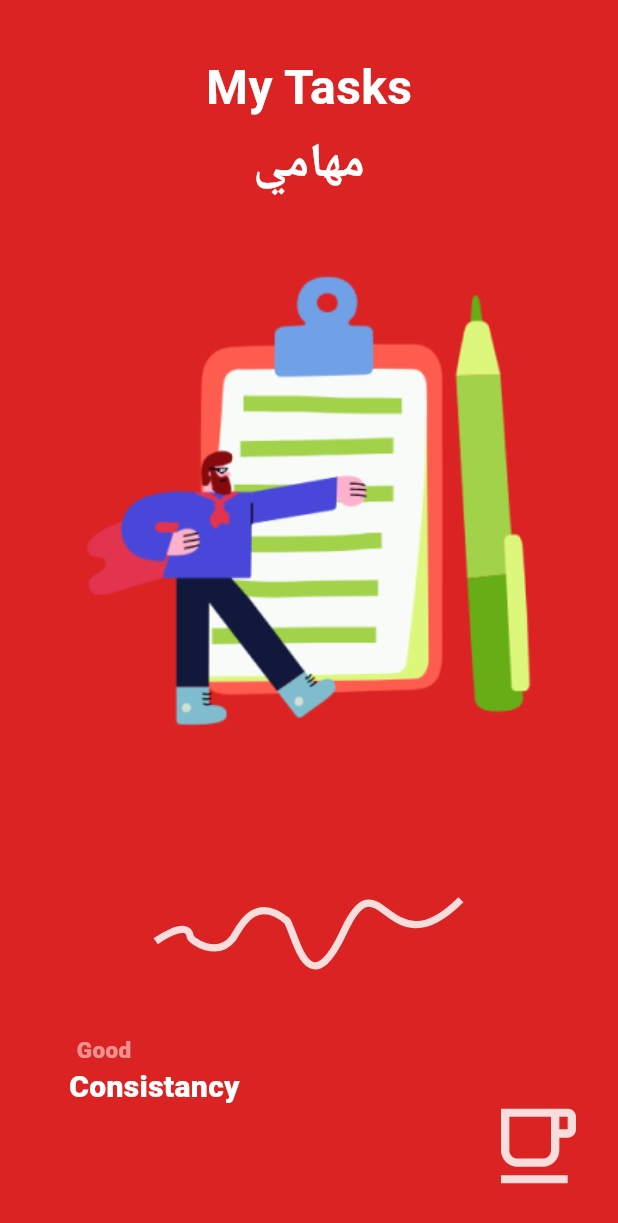
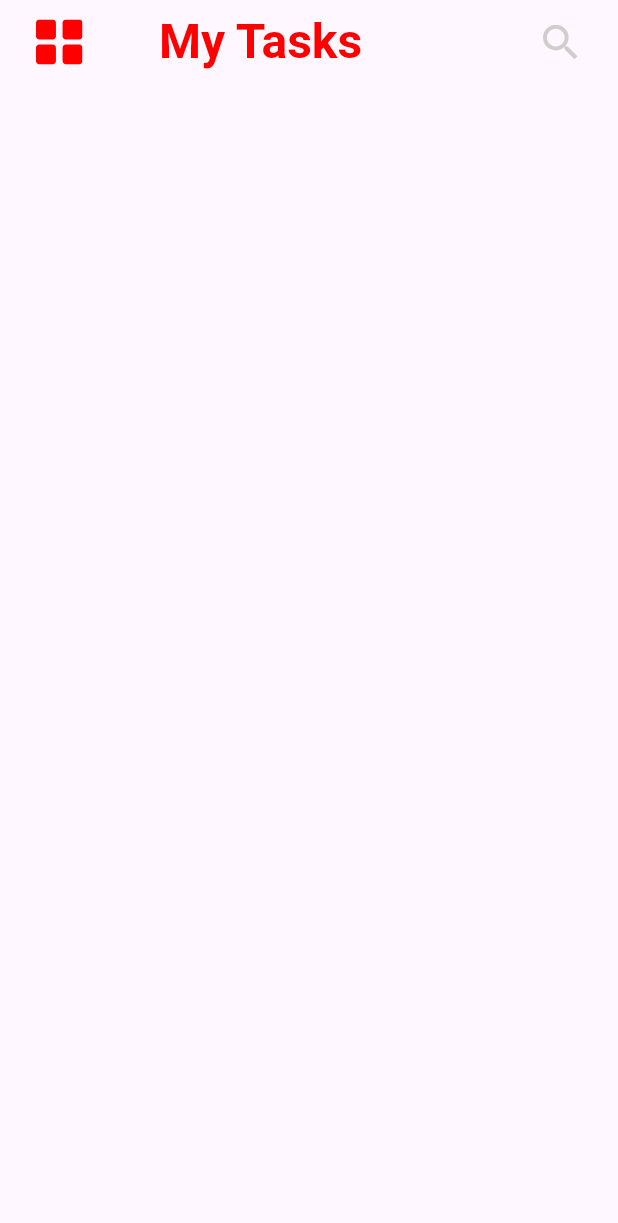
Before and after one commit to MarianAdly21/Todo-Mobile-Flutter, a Flutter app: the screen it shows after launch, on a phone screen of 412 x 824 dp. Shown: the top 1223 px of the screen. Run offline on Flutter 3.47's test engine with Material 3 defaults, Android fonts, the phone set to English and light mode, and no system bars; our stand-ins replace flutter_svg.

Commit message:
create appBar

```diff
--- /dev/null
+++ b/lib/features/home/home_screen.dart
@@ -0,0 +1,39 @@
+import 'package:flutter/material.dart';
+import 'package:todo_mobile/features/home/widgets/custom_icon.dart';
+import 'package:todo_mobile/res/app_asset_paths.dart';
+
+class HomeScreen extends StatelessWidget {
+  const HomeScreen({super.key});
+
+  @override
+  Widget build(BuildContext context) {
+    return Scaffold(
+      appBar: AppBar(
+        leadingWidth: 90,
+        leading: Padding(
+            padding: const EdgeInsetsDirectional.only(start: 24, end: 35),
+            child: CustomIcon(
+              onTap: () {},
+              assetName: AppAssetPaths.gridViewIcon,
+            )),
+        title: const Text(
+          "My Tasks",
+          style: TextStyle(
+            color: Color(0xffFF0000),
+            fontSize: 32,
+            fontWeight: FontWeight.w700,
+          ),
+        ),
+        actions: [
+          Padding(
+            padding: const EdgeInsetsDirectional.only(start: 14, end: 27),
+            child: CustomIcon(
+              onTap: () {},
+              assetName: AppAssetPaths.searchIcon,
+            ),
+          ),
+        ],
+      ),
+    );
+  }
+}
--- /dev/null
+++ b/lib/features/home/widgets/custom_icon.dart
@@ -0,0 +1,23 @@
+import 'package:flutter/material.dart';
+import 'package:flutter_svg/svg.dart';
+
+class CustomIcon extends StatelessWidget {
+  const CustomIcon({
+    super.key, required this.onTap, this.width, this.height, required this.assetName,
+  });
+  final void Function() onTap;
+  final double? width, height;
+final String assetName;
+
+  @override
+  Widget build(BuildContext context) {
+    return GestureDetector(
+      onTap: () {},
+      child: SvgPicture.asset(
+       assetName ,
+        height: height,
+        width: width,
+      ),
+    );
+  }
+}
--- a/lib/features/splash/splash_screen.dart
+++ b/lib/features/splash/splash_screen.dart
@@ -1,5 +1,8 @@
+import 'dart:async';
+
 import 'package:flutter/material.dart';
 import 'package:flutter_svg/flutter_svg.dart';
+import 'package:todo_mobile/features/home/home_screen.dart';
 import 'package:todo_mobile/res/app_asset_paths.dart';
 import 'package:todo_mobile/res/app_colors.dart';
 
@@ -8,6 +11,10 @@ class SplashScreen extends StatelessWidget {
 
   @override
   Widget build(BuildContext context) {
+    Timer(const Duration(seconds: 3), () {
+      Navigator.of(context)
+          .push(MaterialPageRoute(builder: (context) =>const HomeScreen()));
+    });
     return Scaffold(
       backgroundColor: AppColors.splashBackground,
       body: Padding(
--- a/lib/main.dart
+++ b/lib/main.dart
@@ -1,4 +1,5 @@
 import 'package:flutter/material.dart';
+import 'package:todo_mobile/features/home/home_screen.dart';
 import 'package:todo_mobile/features/splash/splash_screen.dart';
 
 void main() {
@@ -12,7 +13,7 @@
   Widget build(BuildContext context) {
     return const MaterialApp(
       debugShowCheckedModeBanner: false,
-      home: SplashScreen(),
+      home: HomeScreen(),
     );
   }
 }
--- a/lib/res/app_asset_paths.dart
+++ b/lib/res/app_asset_paths.dart
@@ -7,6 +7,10 @@ abstract final class AppAssetPaths {
   static const cupSplashIcon = "assets/icons/cup_splash_icon.svg";
   static const lineSplashIcon = "assets/icons/line_splash_icon.svg";
 
+  /// Home
+  static const gridViewIcon = "assets/icons/grid_view_icon.svg";
+  static const searchIcon = "assets/icons/search_icon.svg";
+
   /// Images
 
   /// Splash
--- a/lib/res/app_colors.dart
+++ b/lib/res/app_colors.dart
@@ -4,7 +4,7 @@ import 'package:flutter/material.dart';
 /// any new color or existing color will have a const with its value
 /// there is a stand alone variable for any widget, text, image or icon
 
-abstract final  class AppColors {
+abstract final class AppColors {
   const AppColors._();
 
   static const _black = Colors.black;
@@ -12,11 +12,13 @@ abstract final  class AppColors {
   static const _transparent = Colors.transparent;
   static const _red = Colors.red;
   static const _alizarinCrimson = Color(0xffDB2323);
-
-
+  static const _redsolid = Color(0xffFF0000);
 
   /// Splash
   static const splashBackground = _alizarinCrimson;
+
+  /// Home
+  static const gridAndListIcon = _redsolid;
 }
 
 ///
```
Also changed, not shown: assets/icons/grid_view_icon.svg (added), assets/icons/line_splash_icon.svg, assets/icons/search_icon.svg (added).
